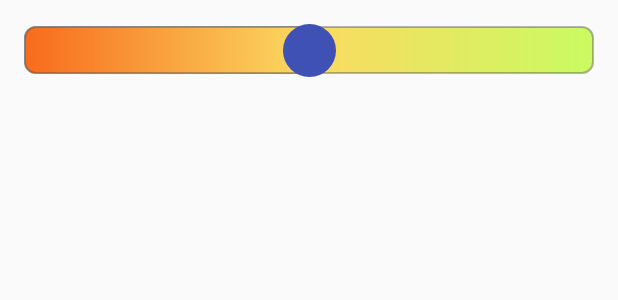
After one commit to bioelectromecha/Graffiti, an Android app: the layout activity_pain.xml on its own in the app's theme, with its tools: preview values and no code run, on a phone screen of 412 x 824 dp. The commit adds this screen. Shown: the top 300 px of the screen. Run offline under Robolectric (Android 15) with nearby library versions, the phone set to English and light mode, and no system bars.

Commit message:
R.S - implemented the drawing canvas and refactored packages

```diff
--- a/app/build.gradle
+++ b/app/build.gradle
@@ -24,12 +24,18 @@ dependencies {
     androidTestCompile('com.android.support.test.espresso:espresso-core:2.2.2', {
         exclude group: 'com.android.support', module: 'support-annotations'
     })
+
+    //android support libs
     compile 'com.android.support:appcompat-v7:26.+'
+    compile 'com.android.support:design:26+'
+
+
     compile 'com.android.support.constraint:constraint-layout:1.0.2'
     // LogUtils library
     compile 'com.apkfuns.logutils:library:1.5.1.1'
     // Location Services API lib
     compile 'com.google.android.gms:play-services-location:11.0.4'
 
+
     testCompile 'junit:junit:4.12'
 }
--- a/app/src/main/java/com/example/roman/graffiti/PermissionsActivity.java
+++ b/app/src/main/java/com/example/roman/graffiti/activities/PermissionsActivity.java
@@ -1,4 +1,4 @@
-package com.example.roman.graffiti;
+package com.example.roman.graffiti.activities;
 
 import android.Manifest;
 import android.content.Intent;
@@ -13,6 +13,7 @@ import android.widget.Switch;
 import android.widget.Toast;
 
 import com.apkfuns.logutils.LogUtils;
+import com.example.roman.graffiti.R;
 
 public class PermissionsActivity extends AppCompatActivity {
 
--- a/app/src/main/java/com/example/roman/graffiti/MyDrawView.java
+++ b/app/src/main/java/com/example/roman/graffiti/drawing/MyDrawView.java
@@ -1,4 +1,4 @@
-package com.example.roman.graffiti;
+package com.example.roman.graffiti.drawing;
 
 import android.content.Context;
 import android.graphics.Bitmap;
@@ -9,6 +9,8 @@ import android.graphics.Path;
 import android.util.AttributeSet;
 import android.view.MotionEvent;
 import android.view.View;
+
+import com.example.roman.graffiti.R;
 
 /**
  * Created by roman on 8/17/17.
--- a/app/src/main/java/com/example/roman/graffiti/LocationConfiguration.java
+++ b/app/src/main/java/com/example/roman/graffiti/location/LocationConfiguration.java
@@ -1,4 +1,4 @@
-package com.example.roman.graffiti;
+package com.example.roman.graffiti.location;
 import android.app.Activity;
 import android.content.Intent;
 import android.content.res.Configuration;
--- a/app/src/main/java/com/example/roman/graffiti/LocationHelper.java
+++ b/app/src/main/java/com/example/roman/graffiti/location/LocationHelper.java
@@ -1,4 +1,4 @@
-package com.example.roman.graffiti;
+package com.example.roman.graffiti.location;
 
 import android.content.Context;
 import android.location.Location;
--- /dev/null
+++ b/app/src/main/res/drawable/progress_fill.xml
@@ -0,0 +1,18 @@
+<?xml version="1.0" encoding="UTF-8"?>
+<shape xmlns:android="http://schemas.android.com/apk/res/android">
+    <gradient
+        android:startColor="@color/slider_gradient_bottom"
+        android:centerColor="@color/slider_gradient_mid"
+        android:endColor="@color/slider_gradient_top"
+        android:angle="0" />
+
+    <corners android:radius="@dimen/slider_corner_radius" />
+
+    <stroke
+        android:width="2dp"
+        android:color="#50999999" />
+
+    <stroke
+        android:width="1dp"
+        android:color="#70555555" />
+</shape>
--- /dev/null
+++ b/app/src/main/res/drawable/slider_progress.xml
@@ -0,0 +1,10 @@
+<?xml version="1.0" encoding="utf-8"?>
+<layer-list xmlns:android="http://schemas.android.com/apk/res/android">
+  <item
+      android:id="@android:id/background"
+      android:drawable="@drawable/progress_fill" />
+
+  <item android:id="@android:id/progress">
+    <clip android:drawable="@drawable/progress_fill" />
+  </item>
+</layer-list>
--- /dev/null
+++ b/app/src/main/res/drawable/slider_thumb.xml
@@ -0,0 +1,15 @@
+<?xml version="1.0" encoding="UTF-8"?>
+<shape xmlns:android="http://schemas.android.com/apk/res/android"
+    android:shape="oval" >
+
+
+  <gradient
+      android:angle="270"
+      android:endColor="@color/colorPrimary"
+      android:startColor="@color/colorPrimary" />
+
+  <size
+      android:height="@dimen/slider_thumb_size"
+      android:width="@dimen/slider_thumb_size" />
+
+</shape>
--- a/app/src/main/res/layout/activity_main.xml
+++ b/app/src/main/res/layout/activity_main.xml
@@ -2,7 +2,7 @@
     xmlns:tools="http://schemas.android.com/tools"
     android:layout_width="match_parent"
     android:layout_height="match_parent"
-    tools:context=".MainActivity" >
+    tools:context=".activities.MainActivity" >
 
 
     <RelativeLayout
--- /dev/null
+++ b/app/src/main/res/layout/activity_pain.xml
@@ -0,0 +1,31 @@
+<?xml version="1.0" encoding="utf-8"?>
+<RelativeLayout xmlns:android="http://schemas.android.com/apk/res/android"
+    xmlns:app="http://schemas.android.com/apk/res-auto"
+    xmlns:tools="http://schemas.android.com/tools"
+    android:layout_width="match_parent"
+    android:layout_height="match_parent"
+    tools:context="com.example.roman.graffiti.activities.PainActivity">
+
+    <view
+        android:id="@+id/draw"
+        class="com.example.roman.graffiti.drawing.MyDrawView"
+        android:layout_width="wrap_content"
+        android:layout_height="wrap_content"
+        tools:layout_editor_absoluteX="16dp"
+        tools:layout_editor_absoluteY="8dp" />
+
+    <SeekBar
+        android:id="@+id/rude_seekbar"
+        android:layout_width="match_parent"
+        android:layout_height="wrap_content"
+        android:progress="5"
+        android:padding="16dp"
+        android:progressDrawable="@drawable/slider_progress"
+        android:thumb="@drawable/slider_thumb"
+        android:thumbOffset="0dp"
+        android:splitTrack="false"
+        android:max="10"
+        tools:layout_editor_absoluteY="211dp"
+        tools:layout_editor_absoluteX="148dp" />
+
+</RelativeLayout>
--- a/app/src/main/res/layout/activity_permissions.xml
+++ b/app/src/main/res/layout/activity_permissions.xml
@@ -8,7 +8,7 @@
     android:paddingLeft="@dimen/activity_horizontal_margin"
     android:paddingRight="@dimen/activity_horizontal_margin"
     android:paddingTop="@dimen/activity_vertical_margin"
-    tools:context="com.example.roman.graffiti.PermissionsActivity">
+    tools:context="com.example.roman.graffiti.activities.PermissionsActivity">
 
     <TextView
         android:layout_width="wrap_content"
--- a/app/src/main/res/values/colors.xml
+++ b/app/src/main/res/values/colors.xml
@@ -3,4 +3,20 @@
     <color name="colorPrimary">#3F51B5</color>
     <color name="colorPrimaryDark">#303F9F</color>
     <color name="colorAccent">#FF4081</color>
+
+
+    <!--slider colors-->
+    <color name="slider_thumb">#E5E5E5</color>
+    <color name="slider_gradient_bottom">#F76B1C</color>
+    <color name="slider_gradient_mid">#FBDA61</color>
+    <color name="slider_gradient_top">#C9FB61</color>
+    <color name="slider_gradient_2">#F8872D</color>
+    <color name="slider_gradient_3">#F9A33F</color>
+    <color name="slider_gradient_4">#FABE50</color>
+    <color name="slider_gradient_6">#F1E161</color>
+    <color name="slider_gradient_7">#E7E761</color>
+    <color name="slider_gradient_8">#DDEE61</color>
+    <color name="slider_gradient_9">#D3F461</color>
+
+
 </resources>
--- a/app/src/main/res/values/dimens.xml
+++ b/app/src/main/res/values/dimens.xml
@@ -1,4 +1,9 @@
 <resources>
+
+    <!--seekbar stuff-->
+    <dimen name="slider_thumb_size">35dp</dimen>
+    <dimen name="slider_corner_radius">7dp</dimen>
+    <dimen name="seekbar_height">38dp</dimen>
 
     <!--text sizes-->
     <dimen name="large_title_text">32sp</dimen>
@@ -20,5 +25,6 @@
     <!-- Default screen margins, per the Android Design guidelines. -->
     <dimen name="activity_horizontal_margin">16dp</dimen>
     <dimen name="activity_vertical_margin">16dp</dimen>
+    <dimen name="fab_margin">16dp</dimen>
 
 </resources>
--- a/app/src/main/res/values/strings.xml
+++ b/app/src/main/res/values/strings.xml
@@ -1,3 +1,4 @@
 <resources>
     <string name="app_name">Graffiti</string>
+    <string name="title_activity_pain">PainActivity</string>
 </resources>
--- a/app/src/main/res/values/styles.xml
+++ b/app/src/main/res/values/styles.xml
@@ -8,4 +8,13 @@
         <item name="colorAccent">@color/colorAccent</item>
     </style>
 
+    <style name="AppTheme.NoActionBar">
+        <item name="windowActionBar">false</item>
+        <item name="windowNoTitle">true</item>
+    </style>
+
+    <style name="AppTheme.AppBarOverlay" parent="ThemeOverlay.AppCompat.Dark.ActionBar" />
+
+    <style name="AppTheme.PopupOverlay" parent="ThemeOverlay.AppCompat.Light" />
+
 </resources>
```
Also changed, not shown: app/src/main/AndroidManifest.xml (+6 -2 lines), app/src/main/java/com/example/roman/graffiti/activities/MainActivity.java (renamed from app/src/main/java/com/example/roman/graffiti/MainActivity.java, +80 -10 lines), app/src/main/java/com/example/roman/graffiti/activities/PainActivity.java (added, +109 -0 lines).
